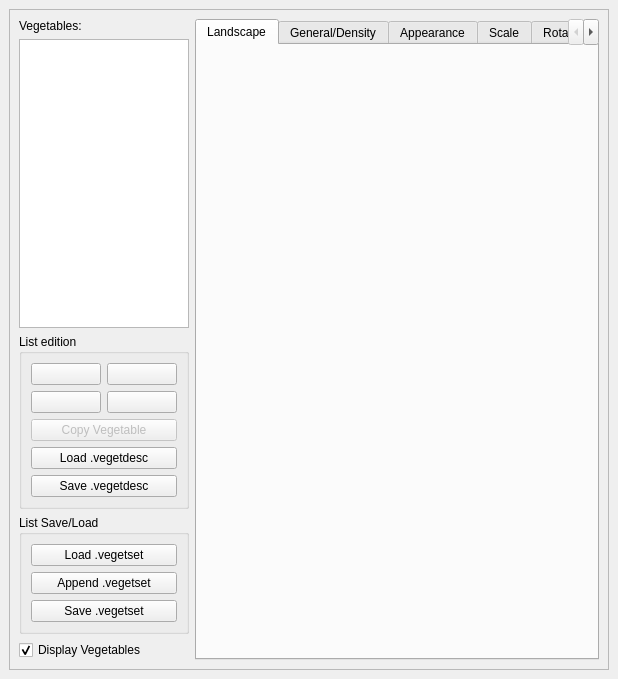
The window that code/nel/tools/3d/object_viewer_qt/src/vegetable_dialog_form.ui (ryzom/ryzomcore) describes before a commit, drawn with Qt 5.
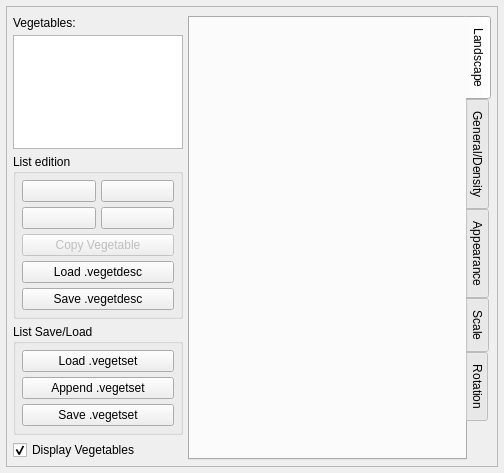
The same window after the commit. Icons and pictures are not drawn. Custom widgets are drawn as their Qt base class.

Patch:
```diff
--- a/code/nel/tools/3d/object_viewer_qt/src/vegetable_dialog_form.ui
+++ b/code/nel/tools/3d/object_viewer_qt/src/vegetable_dialog_form.ui
@@ -6,8 +6,8 @@
    <rect>
     <x>0</x>
     <y>0</y>
-    <width>618</width>
-    <height>679</height>
+    <width>504</width>
+    <height>473</height>
    </rect>
   </property>
   <property name="windowIcon">
@@ -19,6 +19,12 @@
   </property>
   <widget class="QWidget" name="dockWidgetContents">
    <layout class="QGridLayout" name="gridLayout_3">
+    <property name="margin">
+     <number>6</number>
+    </property>
+    <property name="spacing">
+     <number>5</number>
+    </property>
     <item row="0" column="0">
      <widget class="QScrollArea" name="scrollArea">
       <property name="widgetResizable">
@@ -29,11 +35,23 @@
         <rect>
          <x>0</x>
          <y>0</y>
-         <width>598</width>
-         <height>640</height>
+         <width>490</width>
+         <height>437</height>
         </rect>
        </property>
        <layout class="QGridLayout" name="gridLayout_4">
+        <property name="leftMargin">
+         <number>6</number>
+        </property>
+        <property name="rightMargin">
+         <number>6</number>
+        </property>
+        <property name="bottomMargin">
+         <number>6</number>
+        </property>
+        <property name="spacing">
+         <number>5</number>
+        </property>
         <item row="0" column="0">
          <layout class="QVBoxLayout" name="verticalLayout">
           <property name="sizeConstraint">
@@ -68,6 +86,12 @@
              <string>List edition</string>
             </property>
             <layout class="QGridLayout" name="gridLayout">
+             <property name="margin">
+              <number>6</number>
+             </property>
+             <property name="spacing">
+              <number>5</number>
+             </property>
              <item row="0" column="0">
               <widget class="QPushButton" name="addtPushButton">
                <property name="toolTip">
@@ -157,6 +181,12 @@
              <string>List Save/Load</string>
             </property>
             <layout class="QGridLayout" name="gridLayout_2">
+             <property name="margin">
+              <number>6</number>
+             </property>
+             <property name="spacing">
+              <number>5</number>
+             </property>
              <item row="0" column="0">
               <widget class="QPushButton" name="loadVegetsetPushButton">
                <property name="text">
@@ -198,6 +228,9 @@
         </item>
         <item row="0" column="1">
          <widget class="QTabWidget" name="tabWidget">
+          <property name="tabPosition">
+           <enum>QTabWidget::East</enum>
+          </property>
           <property name="currentIndex">
            <number>0</number>
           </property>
```
